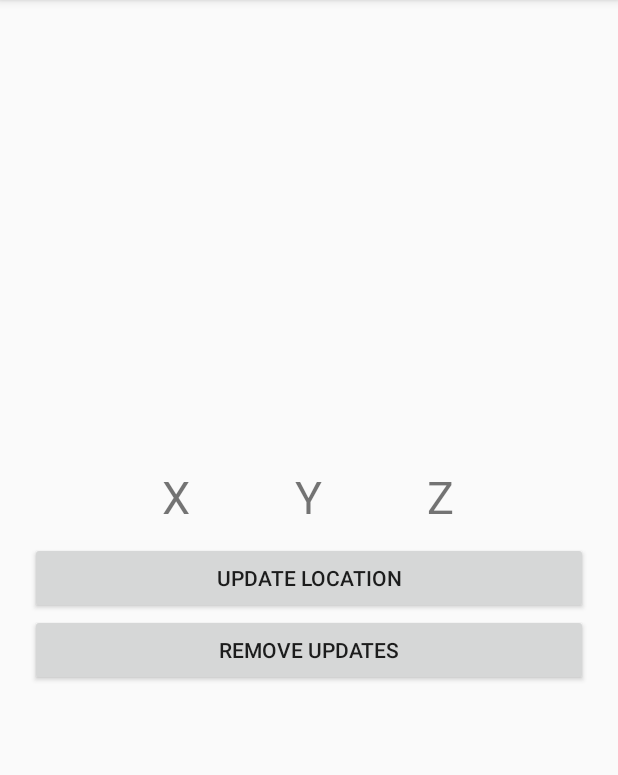
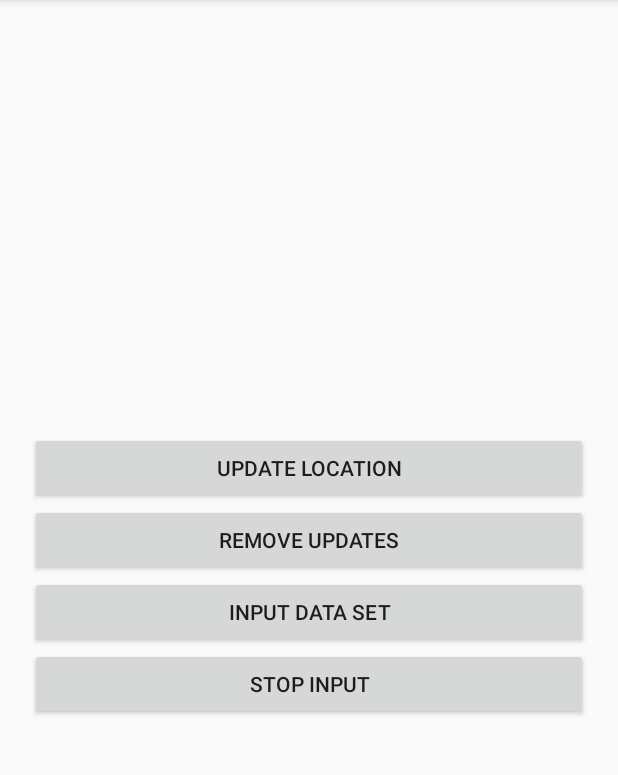
Before and after one commit to idewaputuwiprah/CollisionDetectionApps, an Android app: the screen it shows after launch (MainActivity), on a phone screen of 412 x 824 dp, the part 84-859 px from its top. Run offline under Robolectric (Android 15) with nearby library versions, the phone set to English and light mode, and no system bars; our stand-ins replace EventBus; libraries missing offline, so code that uses them is left out: com.karumi.dexter; 1 statement that could not run was skipped.

Commit message:
+ input dataset

```diff
--- a/CollisionDetection_ver2/app/src/main/AndroidManifest.xml
+++ b/CollisionDetection_ver2/app/src/main/AndroidManifest.xml
@@ -7,6 +7,7 @@
     <uses-permission android:name="android.permission.ACCESS_FINE_LOCATION" />
     <uses-permission android:name="android.permission.ACCESS_BACKGROUND_LOCATION" />
     <uses-permission android:name="android.permission.CALL_PHONE"/>
+    <uses-permission android:name="android.permission.WRITE_EXTERNAL_STORAGE"/>
 
     <application
         android:allowBackup="true"
--- a/CollisionDetection_ver2/app/src/main/java/com/example/speed2/MainActivity.java
+++ b/CollisionDetection_ver2/app/src/main/java/com/example/speed2/MainActivity.java
@@ -9,6 +9,7 @@ import android.content.Intent;
 import android.content.ServiceConnection;
 import android.content.SharedPreferences;
 import android.os.Bundle;
+import android.os.Environment;
 import android.os.IBinder;
 import android.preference.PreferenceManager;
 import android.view.View;
@@ -26,20 +27,22 @@ import org.greenrobot.eventbus.EventBus;
 import org.greenrobot.eventbus.Subscribe;
 import org.greenrobot.eventbus.ThreadMode;
 
+import java.io.BufferedWriter;
+import java.io.File;
+import java.io.FileWriter;
+import java.io.IOException;
 import java.util.Arrays;
 import java.util.List;
 
 public class MainActivity extends AppCompatActivity implements SharedPreferences.OnSharedPreferenceChangeListener {
 
-    Button requestLocation, removeLocation;
+    Button requestLocation, removeLocation, input;
 
     MyBackgroundService mServices = null;
     boolean mBound = false;
 
     SensorService sensorService = null;
     boolean sBound = false;
-
-    TextView textX, textY, textZ;
 
     private final ServiceConnection mServiceConnection = new ServiceConnection() {
         @Override
@@ -81,13 +84,15 @@ public class MainActivity extends AppCompatActivity implements SharedPreferences
                         Manifest.permission.ACCESS_FINE_LOCATION,
                         Manifest.permission.ACCESS_BACKGROUND_LOCATION,
                         Manifest.permission.ACCESS_COARSE_LOCATION,
-                        Manifest.permission.CALL_PHONE
+                        Manifest.permission.CALL_PHONE,
+                        Manifest.permission.WRITE_EXTERNAL_STORAGE
                 ))
                 .withListener(new MultiplePermissionsListener() {
                     @Override
                     public void onPermissionsChecked(MultiplePermissionsReport report) {
                         requestLocation = findViewById(R.id.request_location_updates_button);
                         removeLocation = findViewById(R.id.remove_location_update_button);
+                        input = findViewById(R.id.push_data);
 
                         requestLocation.setOnClickListener(new View.OnClickListener() {
                             @Override
@@ -107,7 +112,6 @@ public class MainActivity extends AppCompatActivity implements SharedPreferences
                         bindService(new Intent(MainActivity.this, MyBackgroundService.class),
                                 mServiceConnection,
                                 Context.BIND_AUTO_CREATE);
-                        bindService(new Intent(MainActivity.this, SensorService.class), sensorServiceConn, Context.BIND_AUTO_CREATE);
                     }
 
                     @Override
@@ -115,10 +119,6 @@ public class MainActivity extends AppCompatActivity implements SharedPreferences
 
                     }
                 }).check();
-
-        textX = findViewById(R.id.x);
-        textY = findViewById(R.id.y);
-        textZ = findViewById(R.id.z);
     }
 
     @Override
@@ -153,10 +153,13 @@ public class MainActivity extends AppCompatActivity implements SharedPreferences
         if (isRequestEnable) {
             requestLocation.setEnabled(false);
             removeLocation.setEnabled(true);
+            input.setEnabled(true);
+
         }
         else {
             requestLocation.setEnabled(true);
             removeLocation.setEnabled(false);
+            input.setEnabled(false);
         }
     }
 
@@ -170,7 +173,15 @@ public class MainActivity extends AppCompatActivity implements SharedPreferences
                     .append("/")
                     .append(event.getLocation().getSpeed())
                     .toString();
-            Toast.makeText(mServices, data, Toast.LENGTH_SHORT).show();
+//            Toast.makeText(mServices, data, Toast.LENGTH_SHORT).show();
         }
     }
+
+    public void onClick(View v) {
+        bindService(new Intent(MainActivity.this, SensorService.class), sensorServiceConn, Context.BIND_AUTO_CREATE);
+    }
+
+    public void stop(View v) {
+        unbindService(sensorServiceConn);
+    }
 }
--- a/CollisionDetection_ver2/app/src/main/java/com/example/speed2/MyBackgroundService.java
+++ b/CollisionDetection_ver2/app/src/main/java/com/example/speed2/MyBackgroundService.java
@@ -49,6 +49,7 @@ public class MyBackgroundService extends Service {
     private LocationCallback locationCallback;
     private Handler mServicesHandler;
     private Location mLocation;
+    private float speed;
 
     public MyBackgroundService(){
 
@@ -137,6 +138,7 @@ public class MyBackgroundService extends Service {
     private void onNewLocation(Location lastLocation) {
         mLocation = lastLocation;
         EventBus.getDefault().postSticky(new SendLocationToActivity(mLocation));
+        speed = (mLocation.getSpeed() * 3.6f);
 
 //        UPDATE NOTIFICATION ID RUNNING AS FOREGROUND SERVICE
         if (serviceIsRunningInForeground(this)) {
@@ -223,4 +225,8 @@ public class MyBackgroundService extends Service {
         mServicesHandler.removeCallbacks(null);
         super.onDestroy();
     }
+
+    public float getSpeed() {
+        return speed;
+    }
 }
--- a/CollisionDetection_ver2/app/src/main/res/layout/activity_main.xml
+++ b/CollisionDetection_ver2/app/src/main/res/layout/activity_main.xml
@@ -11,41 +11,11 @@
     android:layout_height="match_parent"
     tools:context=".MainActivity">
 
-    <TextView
-        android:id="@+id/x"
-        android:layout_width="wrap_content"
-        android:layout_height="wrap_content"
-        android:text="@string/x"
-        android:layout_marginBottom="10dp"
-        android:textSize="30dp"
-        android:layout_toLeftOf="@+id/y"/>
-
-    <TextView
-        android:id="@+id/y"
-        android:layout_width="wrap_content"
-        android:layout_height="wrap_content"
-        android:text="Y"
-        android:layout_marginBottom="10dp"
-        android:textSize="30dp"
-        android:layout_centerHorizontal="true"
-        android:layout_marginLeft="70dp"
-        android:layout_marginRight="70dp"/>
-
-    <TextView
-        android:id="@+id/z"
-        android:layout_width="wrap_content"
-        android:layout_height="wrap_content"
-        android:text="Z"
-        android:layout_marginBottom="10dp"
-        android:textSize="30dp"
-        android:layout_toRightOf="@+id/y"/>
-
     <Button
         android:id="@+id/request_location_updates_button"
         android:layout_width="match_parent"
         android:layout_height="wrap_content"
-        android:text="@string/update_location"
-        android:layout_below="@+id/z"/>
+        android:text="@string/update_location" />
 
     <Button
         android:id="@+id/remove_location_update_button"
@@ -54,4 +24,20 @@
         android:text="@string/remove_updates"
         android:layout_below="@+id/request_location_updates_button"/>
 
+    <Button
+        android:id="@+id/push_data"
+        android:layout_width="match_parent"
+        android:layout_height="wrap_content"
+        android:text="@string/input_data_set"
+        android:layout_below="@+id/remove_location_update_button"
+        android:onClick="onClick"/>
+
+    <Button
+        android:id="@+id/stop_data"
+        android:layout_width="match_parent"
+        android:layout_height="wrap_content"
+        android:text="@string/stop_input"
+        android:layout_below="@+id/push_data"
+        android:onClick="stop"/>
+
 </RelativeLayout>
--- a/CollisionDetection_ver2/app/src/main/res/values/strings.xml
+++ b/CollisionDetection_ver2/app/src/main/res/values/strings.xml
@@ -3,4 +3,6 @@
     <string name="update_location">UPDATE LOCATION</string>
     <string name="remove_updates">REMOVE UPDATES</string>
     <string name="x">X</string>
+    <string name="input_data_set">INPUT DATA SET</string>
+    <string name="stop_input">STOP INPUT</string>
 </resources>
```
Also changed, not shown: CollisionDetection_ver2/app/src/main/java/com/example/speed2/SensorService.java (+15 -5 lines), CollisionDetection_ver2/app/src/main/java/com/example/speed2/WriteFile.java (added, +27 -0 lines).
